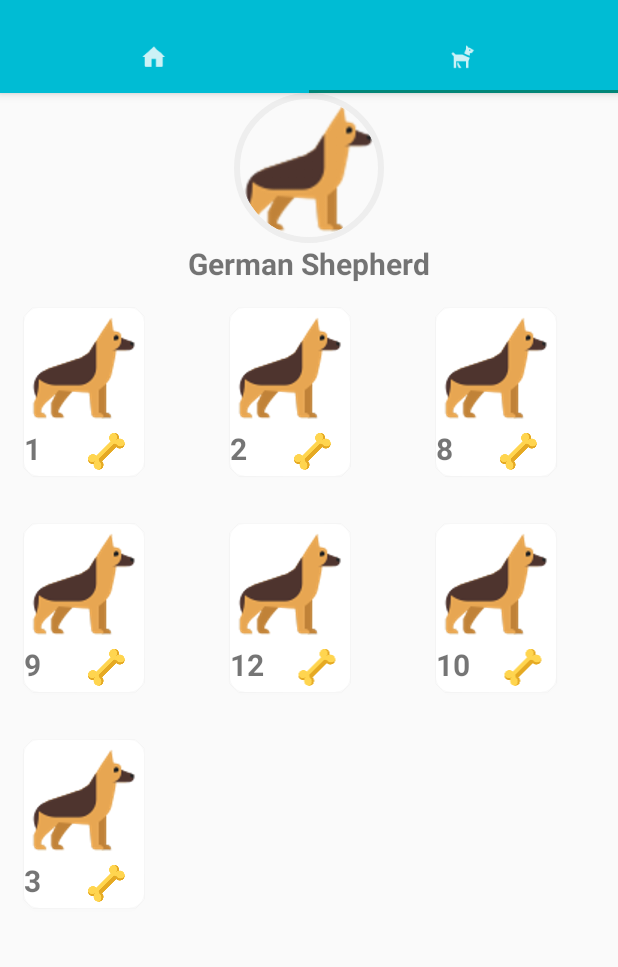
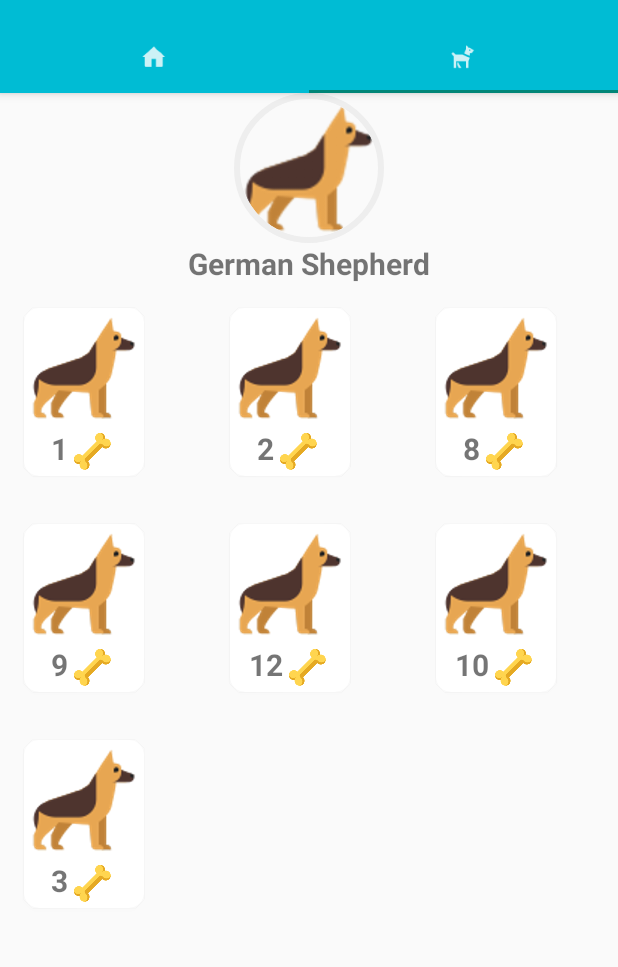
Before and after one commit to victoraboytes/Petagram, an Android app: the screen it shows after launch (MainActivity), tab 2 chosen, on a phone screen of 412 x 824 dp, the part 63-1030 px from its top. Run offline under Robolectric (Android 15) with nearby library versions, the phone set to English and light mode, and no system bars; plain views replace CircularImageView.

Commit message:
Screenshots added

```diff
--- a/app/src/main/res/layout/cardview_profile_pet.xml
+++ b/app/src/main/res/layout/cardview_profile_pet.xml
@@ -13,19 +13,20 @@
     card_view:cardCornerRadius="@dimen/cardview_corner_radius_pets">
 
     <LinearLayout
-        android:layout_width="wrap_content"
+        android:layout_width="match_parent"
         android:layout_height="wrap_content"
         android:orientation="vertical">
 
         <ImageView
             android:id="@+id/imageviewPet"
-            android:layout_width="match_parent"
-            android:layout_height="match_parent"
+            android:layout_width="wrap_content"
+            android:layout_height="wrap_content"
             android:src="@drawable/bird" />
 
         <LinearLayout
-            android:layout_width="match_parent"
-            android:layout_height="wrap_content">
+            android:layout_width="wrap_content"
+            android:layout_height="wrap_content"
+            android:layout_gravity="center_horizontal">
 
             <TextView
                 android:id="@+id/textviewLikes"
```
Also changed, not shown: 2 other files.
